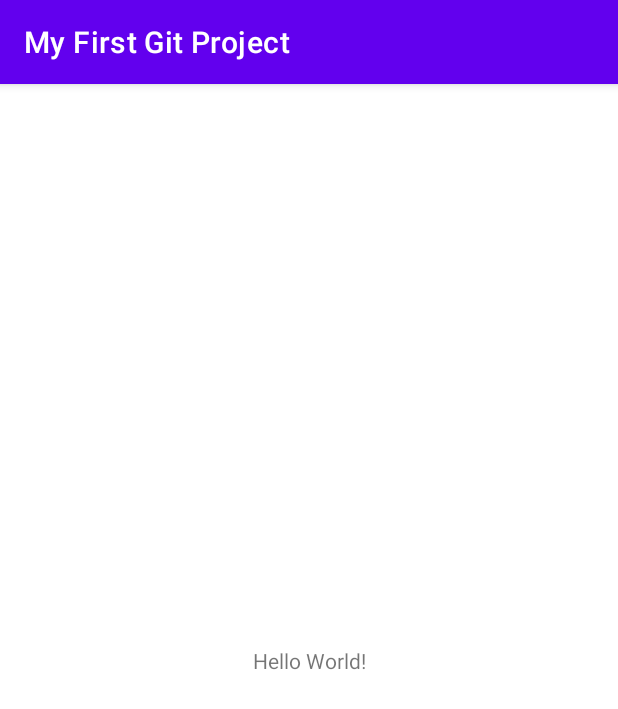
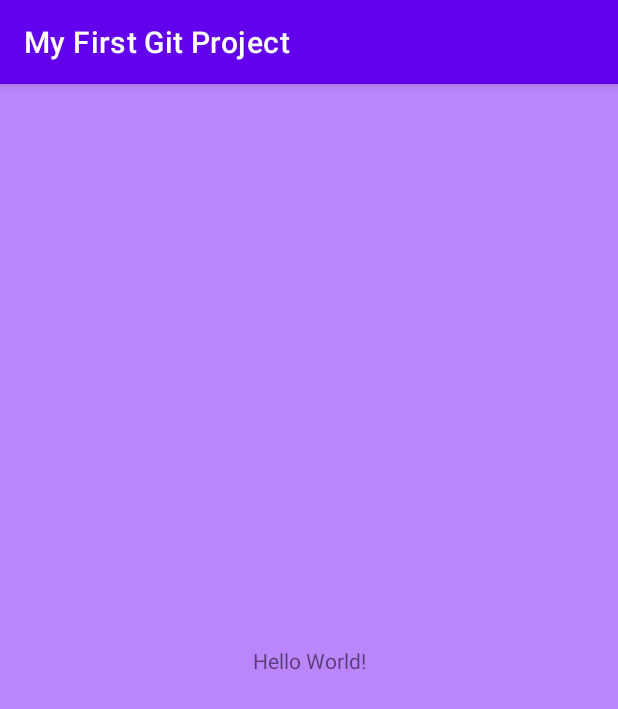
Before and after one commit to alexborbro/first_proj, an Android app: the screen it shows after launch (MainActivity), on a phone screen of 412 x 824 dp. Shown: the top 709 px of the screen. Run offline under Robolectric (Android 15) with nearby library versions, the phone set to English and light mode, and no system bars.

Commit message:
Change backround color

```diff
--- a/app/src/main/res/layout/activity_main.xml
+++ b/app/src/main/res/layout/activity_main.xml
@@ -4,7 +4,8 @@
     xmlns:tools="http://schemas.android.com/tools"
     android:layout_width="match_parent"
     android:layout_height="match_parent"
-    tools:context=".MainActivity">
+    tools:context=".MainActivity"
+    android:background="@color/purple_200">
 
     <TextView
         android:layout_width="wrap_content"
```
